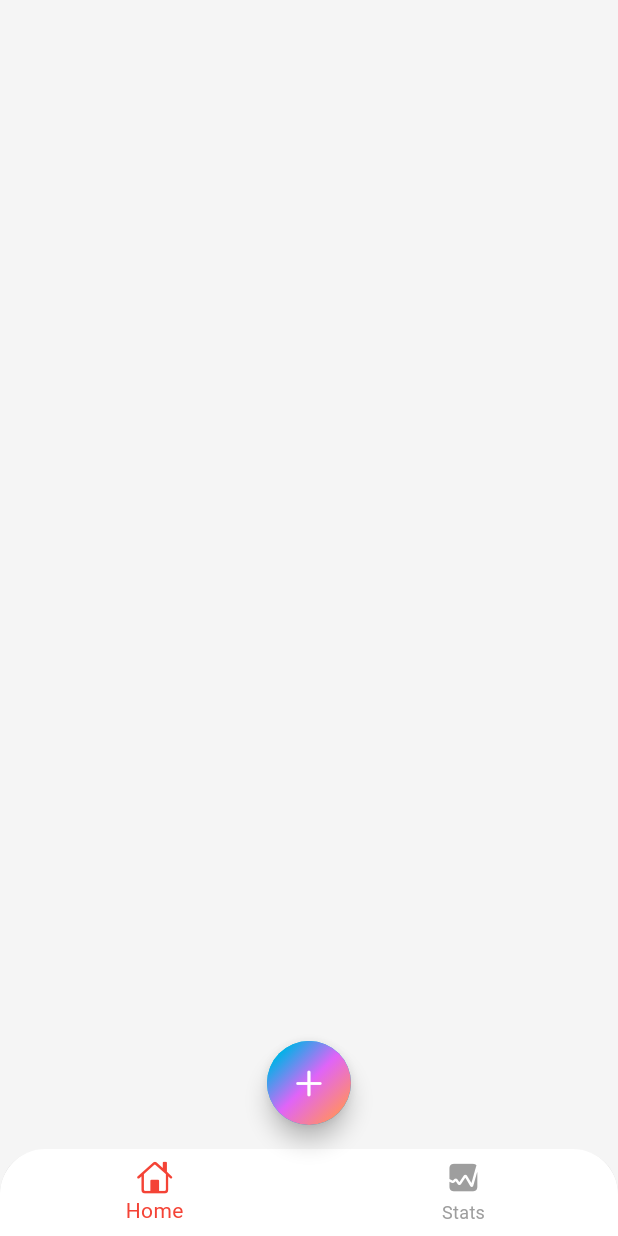
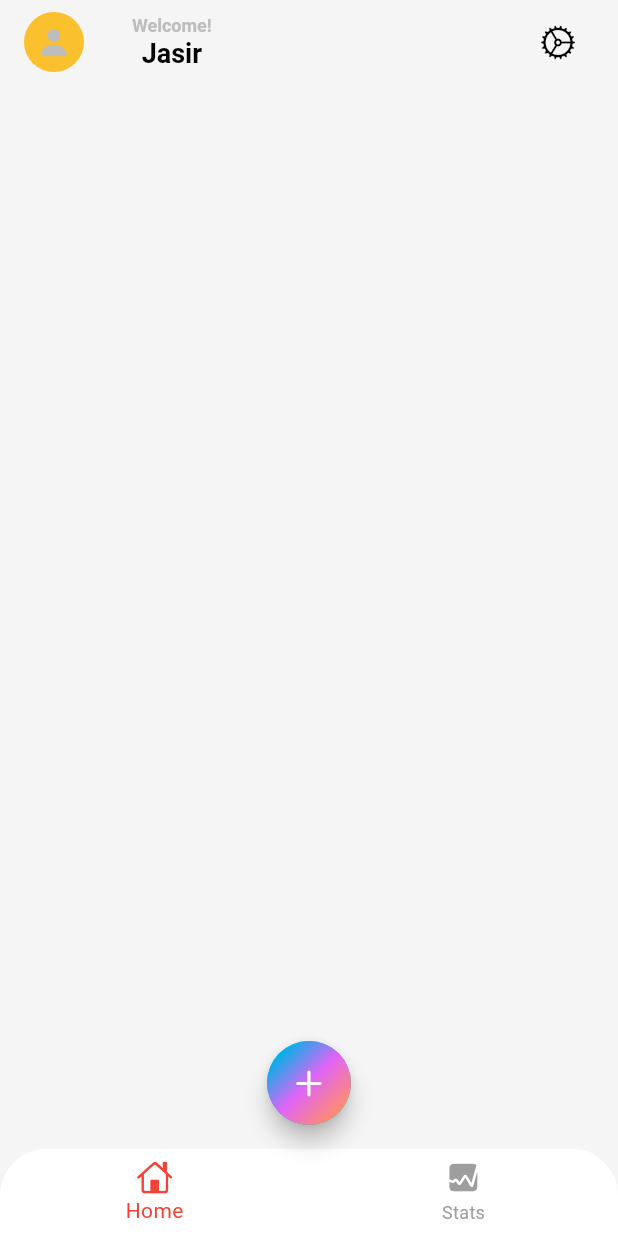
Before and after one commit to Muhammed-Jasir-M/Money-Manager-App, a Flutter app: the screen it shows after launch, on a phone screen of 412 x 824 dp. Run offline on Flutter 3.47's test engine with Material 3 defaults, Android fonts, the phone set to English and light mode, and no system bars.

Commit message:
Update Appbar in Home screen

```diff
--- a/lib/screens/home/views/home_screen.dart
+++ b/lib/screens/home/views/home_screen.dart
@@ -2,6 +2,7 @@ import 'dart:math';
 
 import 'package:flutter/cupertino.dart';
 import 'package:flutter/material.dart';
+import 'package:money_tracker_app/screens/home/views/main_screen.dart';
 import 'package:money_tracker_app/utils/constants/colors.dart';
 import 'package:money_tracker_app/widgets/appbar.dart';
 import 'package:money_tracker_app/widgets/bottom_navbar.dart';
@@ -13,7 +14,55 @@ class HomeScreen extends StatelessWidget {
   Widget build(BuildContext context) {
     return Scaffold(
       // appbar
-      appBar: MAppBar(),
+      appBar: MAppBar(
+        leadingWidget: Row(
+          children: [
+            Stack(
+              alignment: Alignment.center,
+              children: [
+                Container(
+                  width: 40,
+                  height: 40,
+                  decoration: BoxDecoration(
+                    shape: BoxShape.circle,
+                    color: Colors.yellow[700],
+                  ),
+                ),
+                Icon(
+                  CupertinoIcons.person_fill,
+                  color: Theme.of(context).colorScheme.outline,
+                ),
+              ],
+            ),
+          ],
+        ),
+        title: Column(
+          children: [
+            Text(
+              'Welcome!',
+              style: TextStyle(
+                fontSize: 12,
+                fontWeight: FontWeight.w600,
+                color: MColors.outline,
+              ),
+            ),
+            Text(
+              'Jasir',
+              style: TextStyle(
+                fontSize: 18,
+                fontWeight: FontWeight.bold,
+                color: Theme.of(context).colorScheme.onSurface,
+              ),
+            ),
+          ],
+        ),
+        actions: [
+          IconButton(
+            onPressed: () {},
+            icon: Icon(CupertinoIcons.settings),
+          ),
+        ],
+      ),
       // bottom navbar
       bottomNavigationBar: MBottomNavbar(),
       // floating action button in navbar center
@@ -39,6 +88,7 @@ class HomeScreen extends StatelessWidget {
           child: Icon(CupertinoIcons.add),
         ),
       ),
+      body: MainScreen(),
     );
   }
 }
--- /dev/null
+++ b/lib/screens/home/views/main_screen.dart
@@ -0,0 +1,10 @@
+import 'package:flutter/material.dart';
+
+class MainScreen extends StatelessWidget {
+  const MainScreen({super.key});
+
+  @override
+  Widget build(BuildContext context) {
+    return const Scaffold();
+  }
+}
--- a/lib/utils/constants/colors.dart
+++ b/lib/utils/constants/colors.dart
@@ -10,4 +10,6 @@ class MColors {
   static const primary = Color(0xFF00B2E7);
   static const secondary = Color(0xFFE064F7);
   static const tertiary = Color(0xFFFF8D6C);
+
+  static const outline = Color(0xFFBDBDBD);
 }
--- a/lib/utils/theme.dart
+++ b/lib/utils/theme.dart
@@ -13,6 +13,7 @@ class MAppTheme {
       primary: MColors.primary,
       secondary: MColors.secondary,
       tertiary: MColors.tertiary,
+      outline: Colors.grey.shade400,
     ),
   );
 
--- a/lib/widgets/appbar.dart
+++ b/lib/widgets/appbar.dart
@@ -11,6 +11,7 @@ class MAppBar extends StatelessWidget implements PreferredSizeWidget {
     this.leadingIcon,
     this.actions,
     this.leadingOnPressed,
+    this.leadingWidget,
   });
 
   final Widget? title;
@@ -18,6 +19,7 @@ class MAppBar extends StatelessWidget implements PreferredSizeWidget {
   final IconData? leadingIcon;
   final List<Widget>? actions;
   final VoidCallback? leadingOnPressed;
+  final Widget? leadingWidget;
 
   @override
   Widget build(BuildContext context) {
@@ -40,7 +42,7 @@ class MAppBar extends StatelessWidget implements PreferredSizeWidget {
                     onPressed: leadingOnPressed,
                     icon: Icon(leadingIcon),
                   )
-                : null,
+                : leadingWidget,
         title: title,
         actions: actions,
       ),
```
